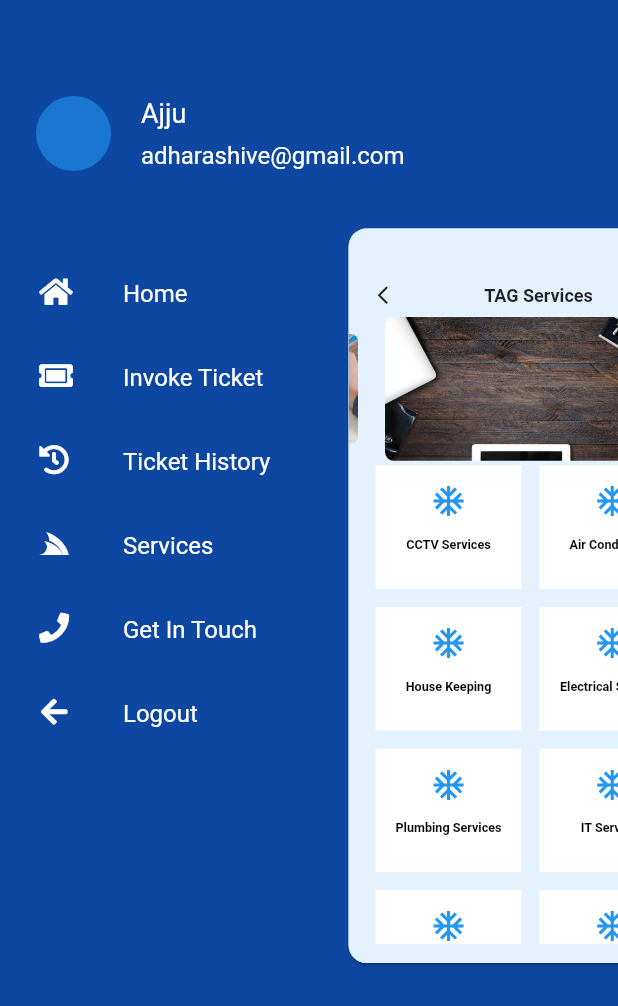
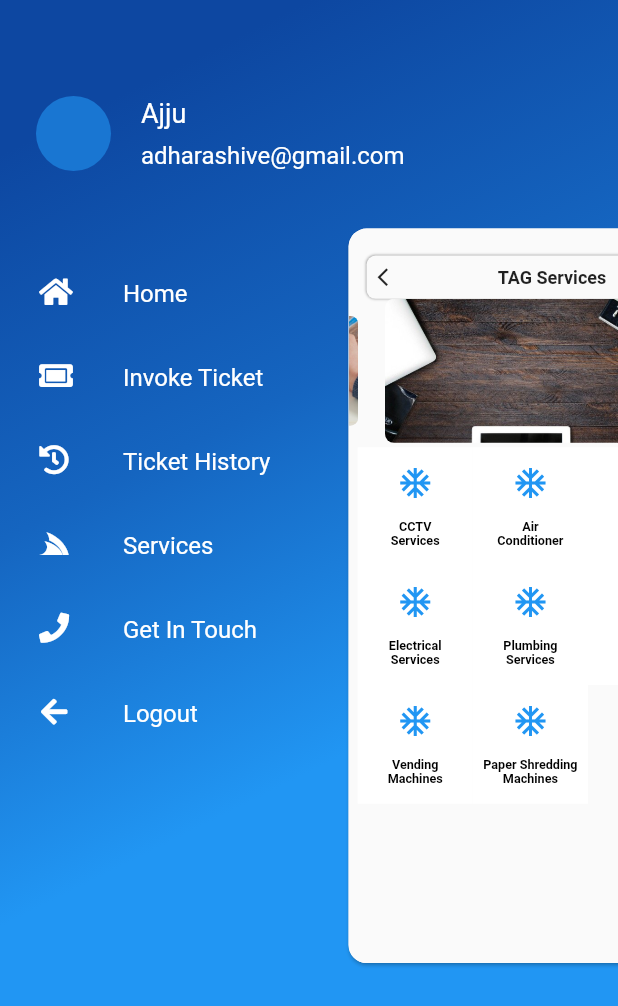
Before and after one commit to freakyAi/TAG-Services, a Flutter app: the MyHomePage screen opened directly, after a tap on the "menu" icon, on a phone screen of 412 x 824 dp. Shown: the top 1006 px of the screen. Run offline on Flutter 3.47's test engine with Material 2 defaults, Android fonts, the phone set to English and light mode, and no system bars; drawn by our look-alikes of carousel_slider; our stand-ins replace file_picker, flutter_native_timezone, font_awesome_flutter, shared_preferences, shimmer, simple_animations; accounts and stored records are empty; network calls fail.

Commit message:
changes in homepage

```diff
--- a/flutter_app/lib/DrawerScreen.dart
+++ b/flutter_app/lib/DrawerScreen.dart
@@ -15,7 +15,16 @@ class _DrawerScreenState extends State<DrawerScreen> {
   @override
   Widget build(BuildContext context) {
     return Container(
-      color: Colors.blue[900],
+      decoration: BoxDecoration(
+          gradient: LinearGradient(
+            begin: Alignment.topCenter,
+            colors: [
+              Colors.blue[900],
+              Colors.blue[800],
+              Colors.blue[500]
+            ]
+          )
+        ),
       child: Column(
         children: [
           SizedBox(height: 50,),
--- a/flutter_app/lib/HomeScreen.dart
+++ b/flutter_app/lib/HomeScreen.dart
@@ -18,14 +18,14 @@ class HomeScreen extends StatefulWidget {
 }
 
 List _selectService = [
-  "CCTV Services",
-  "Air Conditioner",
-  "House Keeping",
-  "Electrical Services",
-  "Plumbing Services",
-  "IT Services",
-  "Vending Machines",
-  "Paper Shreddig\nMachines"
+  "CCTV\nServices",
+  "Air\nConditioner",
+  "House\nKeeping",
+  "Electrical\nServices",
+  "Plumbing\nServices",
+  "IT\nServices",
+  "Vending\nMachines",
+  "Paper Shredding\nMachines"
 ];
 
 List _navigate = [
@@ -36,48 +36,48 @@ List _navigate = [
   Plumbing(),
   IT(),
   Vending(),
-  Paper()
+  Paper(),
 ];
 
 Widget _buildIconTray() {
   return ListView.builder(
-    itemCount: 4,
+    itemCount: 3,
     shrinkWrap: true,
     itemBuilder: (BuildContext context, index)=>Container(
       width: MediaQuery.of(context).size.width,
-      padding: EdgeInsets.symmetric(horizontal: 30,),
+      padding: EdgeInsets.symmetric(horizontal: 10,),
       child: Column(
         children: [
           Row(
             mainAxisAlignment: MainAxisAlignment.center,
-            //crossAxisAlignment: CrossAxisAlignment.center,
+            crossAxisAlignment: CrossAxisAlignment.center,
             children: [
               Expanded(
                 child: InkWell(
                   onTap: (){
                     print("Index : $index");
                     Navigator.push(context, new MaterialPageRoute(
-                        builder: (BuildContext context) => _navigate[index*2])
+                        builder: (BuildContext context) => _navigate[index*3])
                     );
                   },
                   child: Container(
                     padding: EdgeInsets.symmetric(horizontal: 10,vertical: 20),
-                    height: MediaQuery.of(context).size.height/6,
+                    //height: MediaQuery.of(context).size.height/6,
                     decoration: BoxDecoration(
                       color: Colors.white,
                       //borderRadius: BorderRadius.circular(10),
 //                      boxShadow: [BoxShadow(
-////                          color: Color.fromRGBO(120, 95, 27, .3),
-////                          blurRadius: 20.0,
-////                          offset: Offset(0, 5)
-////                      )],
+// //                          color: Color.fromRGBO(120, 95, 27, .3),
+// //                          blurRadius: 20.0,
+// //                          offset: Offset(0, 5)
+//                     )],
                     ),
                     child: Column(
                       children: [
                         Icon(Icons.ac_unit,color: Colors.blue,size: 40,),
                         SizedBox(height: 20,),
                         Text(
-                          _selectService[index*2],
+                          _selectService[index*3],
                           style: TextStyle(color: Colors.black, fontSize: 14,fontWeight: FontWeight.bold),textAlign: TextAlign.center,
                         )
                       ],
@@ -85,33 +85,33 @@ Widget _buildIconTray() {
                   ),
                 ),
               ),
-              SizedBox(width: 20,),
+              //SizedBox(width: 20,),
               Expanded(
                 child: InkWell(
                   onTap: (){
                     print("Index : $index");
                     Navigator.push(context, new MaterialPageRoute(
-                        builder: (BuildContext context) => _navigate[index*2+1])
+                        builder: (BuildContext context) => _navigate[index*3+1])
                     );
                   },
                   child: Container(
                     padding: EdgeInsets.symmetric(vertical: 20,horizontal: 10),
-                    height: MediaQuery.of(context).size.height/6,
+                    //height: MediaQuery.of(context).size.height/6,
                     decoration: BoxDecoration(
                       color: Colors.white,
-                      //borderRadius: BorderRadius.circular(10),
-//                      boxShadow: [BoxShadow(
-//                          color: Color.fromRGBO(120, 95, 27, .3),
-//                          blurRadius: 20.0,
-//                          offset: Offset(0, 5)
-//                      )],
+                    //   borderRadius: BorderRadius.circular(10),
+                    //  boxShadow: [BoxShadow(
+                    //     //  color: Color.fromRGBO(120, 95, 27, .3),
+                    //     //  blurRadius: 20.0,
+                    //     //  offset: Offset(0, 5)
+                    //  )],
                     ),
                     child: Column(
                       children: [
                         Icon(Icons.ac_unit,color: Colors.blue,size: 40,),
                         SizedBox(height: 20,),
                         Text(
-                          _selectService[(index*2)+1],
+                          _selectService[(index*3)+1],
                           style: TextStyle(color: Colors.black, fontSize: 14,fontWeight: FontWeight.bold),textAlign: TextAlign.center,
                         )
                       ],
@@ -119,9 +119,42 @@ Widget _buildIconTray() {
                   ),
                 ),
               ),
+              Expanded(
+                child: index < 2 ? InkWell(
+                  onTap: (){
+                    print("Index : $index");
+                    Navigator.push(context, new MaterialPageRoute(
+                        builder: (BuildContext context) => _navigate[index*3+2])
+                    );
+                  },
+                  child: Container(
+                    padding: EdgeInsets.symmetric(vertical: 20,horizontal: 10),
+                    //height: MediaQuery.of(context).size.height/6,
+                    decoration: BoxDecoration(
+                      color: Colors.white,
+                    //   borderRadius: BorderRadius.circular(10),
+                    //  boxShadow: [BoxShadow(
+                    //     //  color: Color.fromRGBO(120, 95, 27, .3),
+                    //     //  blurRadius: 20.0,
+                    //     //  offset: Offset(0, 5)
+                    //  )],
+                    ),
+                    child: Column(
+                      children: [
+                        Icon(Icons.ac_unit,color: Colors.blue,size: 40,),
+                        SizedBox(height: 20,),
+                        Text(
+                          _selectService[(index*3)+2],
+                          style: TextStyle(color: Colors.black, fontSize: 14,fontWeight: FontWeight.bold),textAlign: TextAlign.center,
+                        )
+                      ],
+                    ),
+                  ),
+                ) : Container()
+              ),
             ],
           ),
-          SizedBox(height: 20,)
+          //SizedBox(height: 20,)
         ],
       ),
     ),
@@ -147,7 +180,7 @@ class _HomeScreenState extends State<HomeScreen> {
         ),
         child: Container(
           decoration: BoxDecoration(
-            color: Colors.blue[50],
+            color: Colors.grey[50],
             borderRadius: BorderRadius.circular(isDrawerOpen?20:0),
           ),
           child: InkWell(
@@ -161,9 +194,17 @@ class _HomeScreenState extends State<HomeScreen> {
             },
             child: Column(
               children: [
-                SizedBox(height: 50,),
+                SizedBox(height: 30,),
                 Container(
-                  margin: EdgeInsets.fromLTRB(20,0,50,0),
+                  decoration: BoxDecoration(
+                    color: Colors.grey[50],
+                    boxShadow: [BoxShadow(
+                         color: Colors.grey,
+                         blurRadius: 2.0,
+                   )],
+                    borderRadius: BorderRadius.circular(10),
+                  ),
+                  margin: EdgeInsets.fromLTRB(20,0,20,0),
                   child: Row(
                     mainAxisAlignment: MainAxisAlignment.spaceBetween,
                     children: [
@@ -202,7 +243,7 @@ class _HomeScreenState extends State<HomeScreen> {
                       ImageSlider(),
                       SizedBox(height: 5,),
                       Container(
-                          height: MediaQuery.of(context).size.height/1.55,
+                          //height: MediaQuery.of(context).size.height/1.55,
                           child: _buildIconTray()
                       ),
                     ],
--- a/flutter_app/lib/Paper.dart
+++ b/flutter_app/lib/Paper.dart
@@ -43,7 +43,8 @@ class _PaperState extends State<Paper> {
                ),
              ),
            ),
-           SizedBox(height: 30,)
+           SizedBox(height: 30,),
+           Container(),
          ],
         )
     );
--- a/flutter_app/lib/TicketDetails.dart
+++ b/flutter_app/lib/TicketDetails.dart
@@ -1,4 +1,5 @@
 import 'package:flutter/material.dart';
+import 'package:tagservices/main.dart';
 
 import 'TicketHistory.dart';
 
@@ -28,7 +29,7 @@ class _TicketDetailsState extends State<TicketDetails> {
                     icon: Icon(Icons.arrow_back_ios),
                     onPressed: () {
                       Navigator.push(context, new MaterialPageRoute(
-                          builder: (BuildContext context) => new TicketHistory())
+                          builder: (BuildContext context) => new MyHomePage(pageController: 3,))
                       );
                     }
                   ),
@@ -37,7 +38,8 @@ class _TicketDetailsState extends State<TicketDetails> {
                     children: [
                       Text("Ticket Details", style: TextStyle(fontSize: 18),)
                     ],
-                  )
+                  ),
+                  Column()
                 ],
               ),
             ),
```
